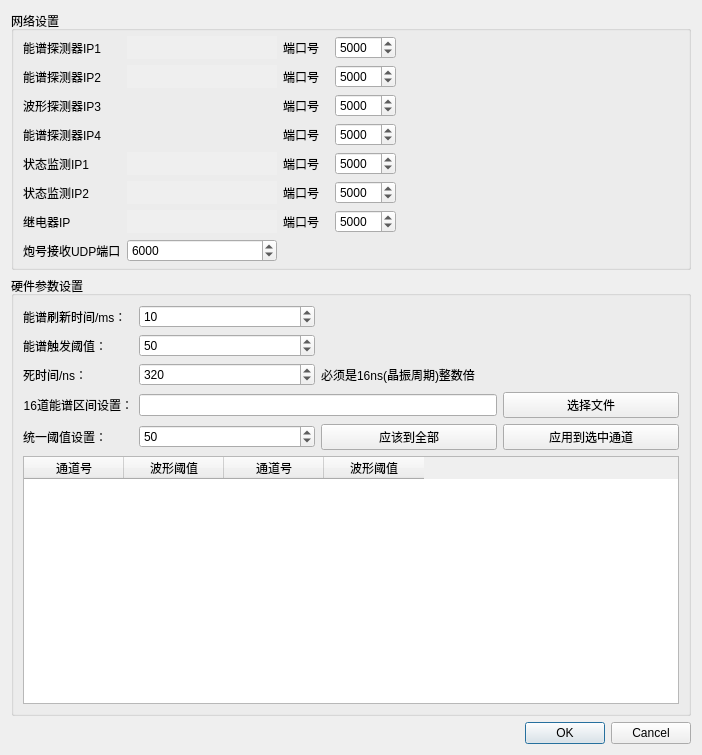
Old version of the form detectorsetting.ui in the repository MrXiaomao/HardXrayCamera.
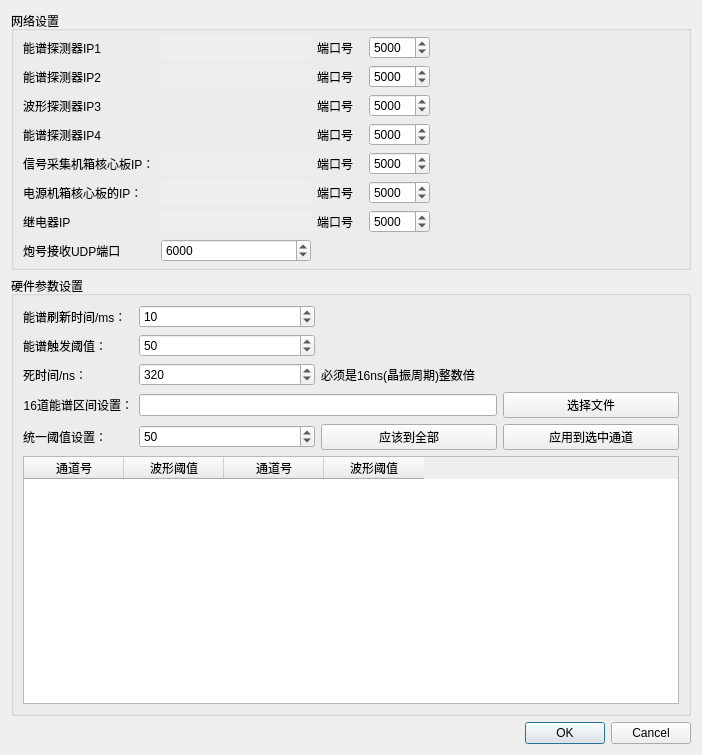
New version of the form. Custom widgets are drawn as their Qt base class.

Patch:
```diff
--- a/detectorsetting.ui
+++ b/detectorsetting.ui
@@ -107,7 +107,7 @@
       <item row="5" column="0">
        <widget class="QLabel" name="label_29">
         <property name="text">
-         <string>状态监测IP1</string>
+         <string>信号采集机箱核心板IP：</string>
         </property>
        </widget>
       </item>
@@ -250,7 +250,7 @@
       <item row="6" column="0">
        <widget class="QLabel" name="label_30">
         <property name="text">
-         <string>状态监测IP2</string>
+         <string>电源机箱核心板的IP：</string>
         </property>
        </widget>
       </item>
```
